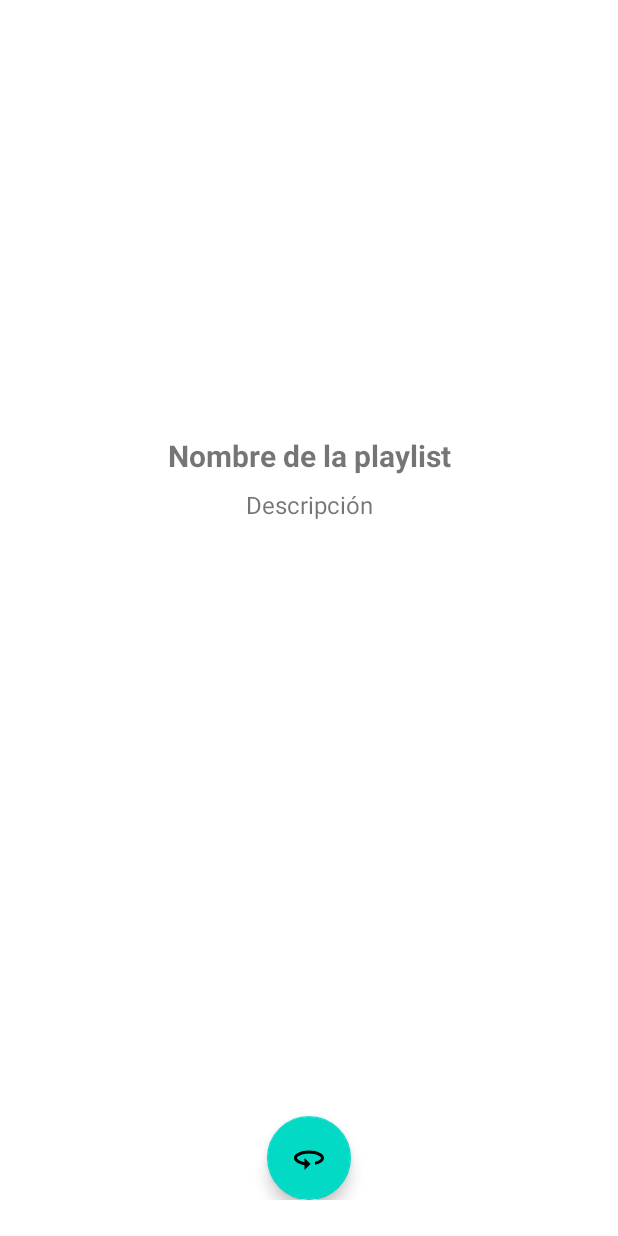
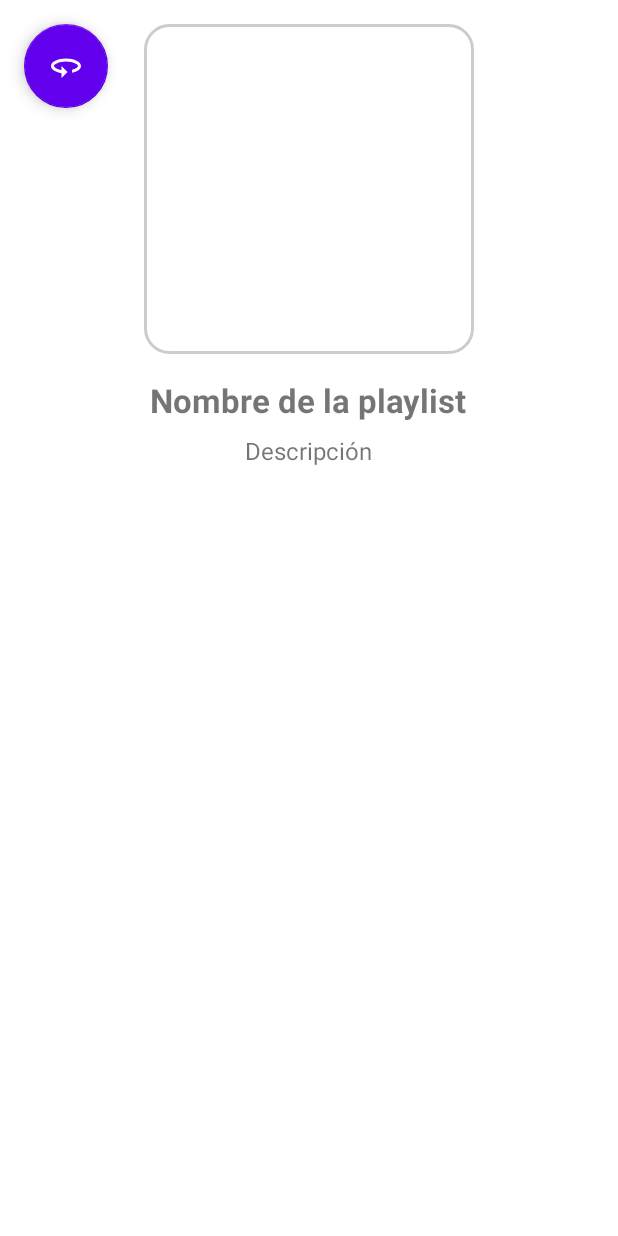
Before and after one commit to Christopher1307/TasteTune, an Android app built with Jetpack Compose: the fragment PlaylistDetailFragment shown on its own in the app's theme, on a phone screen of 412 x 824 dp. Run offline under Robolectric (Android 15) with nearby library versions, the phone set to English and light mode, and no system bars; pictures from the network do not load; 1 statement that could not run was skipped.

Commit message:
cambios de diseño

```diff
--- a/app/src/main/AndroidManifest.xml
+++ b/app/src/main/AndroidManifest.xml
@@ -1,8 +1,8 @@
 <manifest xmlns:android="http://schemas.android.com/apk/res/android"
-    xmlns:tools="http://schemas.android.com/tools"
-    package="com.example.tastetune">
+    xmlns:tools="http://schemas.android.com/tools">
 
-    <uses-feature
+
+<uses-feature
         android:name="android.hardware.camera"
         android:required="false" />
 
--- /dev/null
+++ b/app/src/main/res/drawable/rounded_corner.xml
@@ -0,0 +1,13 @@
+<?xml version="1.0" encoding="utf-8"?>
+<shape xmlns:android="http://schemas.android.com/apk/res/android">
+    <solid android:color="#FFFFFF"/>  <!-- Color de fondo, puedes cambiarlo -->
+    <corners android:radius="16dp"/>  <!-- Radio de las esquinas -->
+    <stroke
+        android:width="2dp"
+        android:color="#CCCCCC"/>   <!-- Borde gris claro -->
+    <padding
+        android:left="4dp"
+        android:top="4dp"
+        android:right="4dp"
+        android:bottom="4dp"/>
+</shape>
--- a/app/src/main/res/layout/fragment_playlist_detail.xml
+++ b/app/src/main/res/layout/fragment_playlist_detail.xml
@@ -1,54 +1,65 @@
 <?xml version="1.0" encoding="utf-8"?>
-<LinearLayout xmlns:android="http://schemas.android.com/apk/res/android"
+<androidx.coordinatorlayout.widget.CoordinatorLayout
+    xmlns:android="http://schemas.android.com/apk/res/android"
+    xmlns:app="http://schemas.android.com/apk/res-auto"
+    android:layout_width="match_parent"
+    android:layout_height="match_parent">
+
+    <ScrollView
         android:layout_width="match_parent"
         android:layout_height="match_parent"
+        android:padding="16dp">
+
+        <LinearLayout
+            android:layout_width="match_parent"
+            android:layout_height="wrap_content"
             android:orientation="vertical"
-    android:padding="24dp"
             android:gravity="center_horizontal">
 
             <ImageView
                 android:id="@+id/playlistImage"
-        android:layout_width="250dp"
-        android:layout_height="250dp"
-        android:scaleType="centerCrop"
+                android:layout_width="220dp"
+                android:layout_height="220dp"
+                android:background="@drawable/rounded_corner"
                 android:contentDescription="Imagen de la playlist"
-        android:layout_gravity="center" />
+                android:scaleType="centerCrop" />
 
             <TextView
                 android:id="@+id/playlistTextView"
-        android:layout_width="match_parent"
+                android:layout_width="wrap_content"
                 android:layout_height="wrap_content"
+                android:layout_marginTop="16dp"
                 android:text="Nombre de la playlist"
-        android:textSize="20sp"
-        android:textStyle="bold"
-        android:gravity="center"
-        android:layout_marginTop="16dp" />
+                android:textSize="22sp"
+                android:textStyle="bold" />
 
             <TextView
                 android:id="@+id/playlistDescription"
-        android:layout_width="match_parent"
+                android:layout_width="wrap_content"
                 android:layout_height="wrap_content"
+                android:layout_marginTop="8dp"
                 android:text="Descripción"
-        android:textSize="16sp"
-        android:gravity="center"
-        android:layout_marginTop="8dp" />
+                android:textSize="16sp" />
 
             <androidx.recyclerview.widget.RecyclerView
                 android:id="@+id/tracksRecyclerView"
                 android:layout_width="match_parent"
-        android:layout_height="0dp"
-        android:layout_weight="1"
+                android:layout_height="wrap_content"
                 android:layout_marginTop="16dp" />
+        </LinearLayout>
+    </ScrollView>
 
+    <!-- Botón flotante centrado abajo -->
     <com.google.android.material.floatingactionbutton.FloatingActionButton
         android:id="@+id/btn_restart_analysis"
         android:layout_width="wrap_content"
         android:layout_height="wrap_content"
-        android:layout_gravity="center_horizontal"
-        android:layout_marginTop="24dp"
+        android:layout_gravity="bottom|center_horizontal"
+        android:layout_margin="16dp"
         android:contentDescription="Reiniciar análisis"
-        android:src="@drawable/ic_restart_alt"/> <!-- Usa un ícono de reinicio o algo similar -->
-
-
-
-</LinearLayout>
+        app:backgroundTint="@color/purple_500"
+        app:layout_anchor="@+id/btn_restart_analysis"
+        app:layout_anchorGravity="top|center"
+        app:srcCompat="@drawable/ic_restart_alt"
+        app:tint="@android:color/white" />
+</androidx.coordinatorlayout.widget.CoordinatorLayout>
```
Also changed, not shown: app/src/main/java/com/example/tastetune/Api_imagen/ImageSelectorFragment.kt (+28 -8 lines), app/src/main/res/layout/activity_main.xml (+6 -11 lines), app/src/main/res/layout/fragment_analysis_history.xml (+6 -9 lines). Lines whose indentation alone changed are shown as unchanged.
